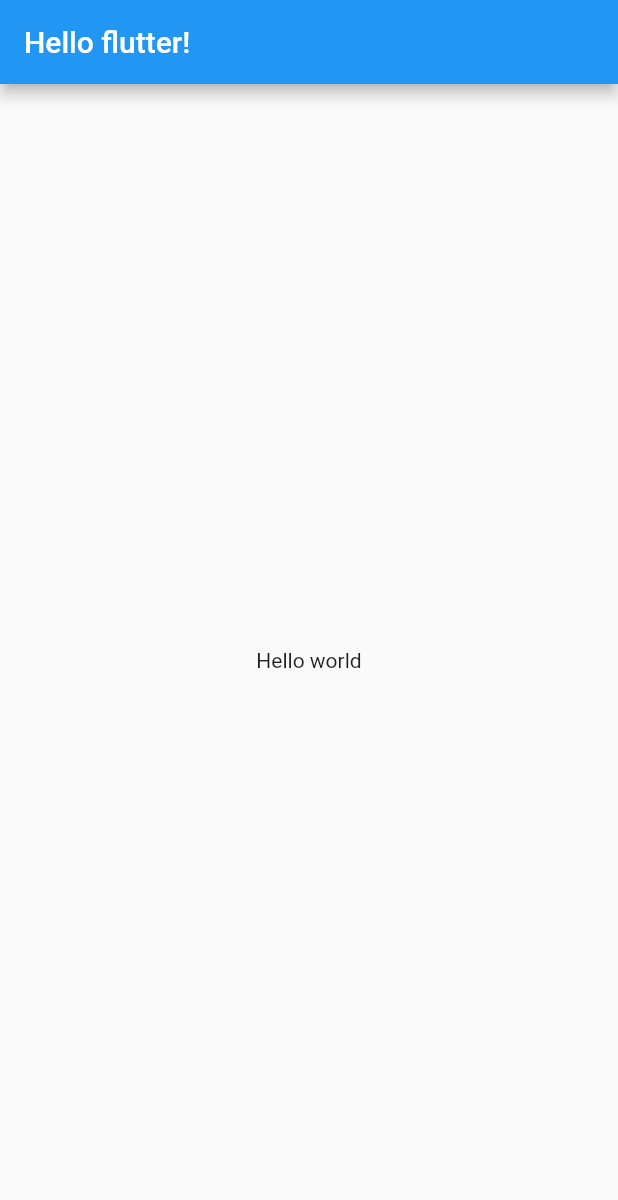
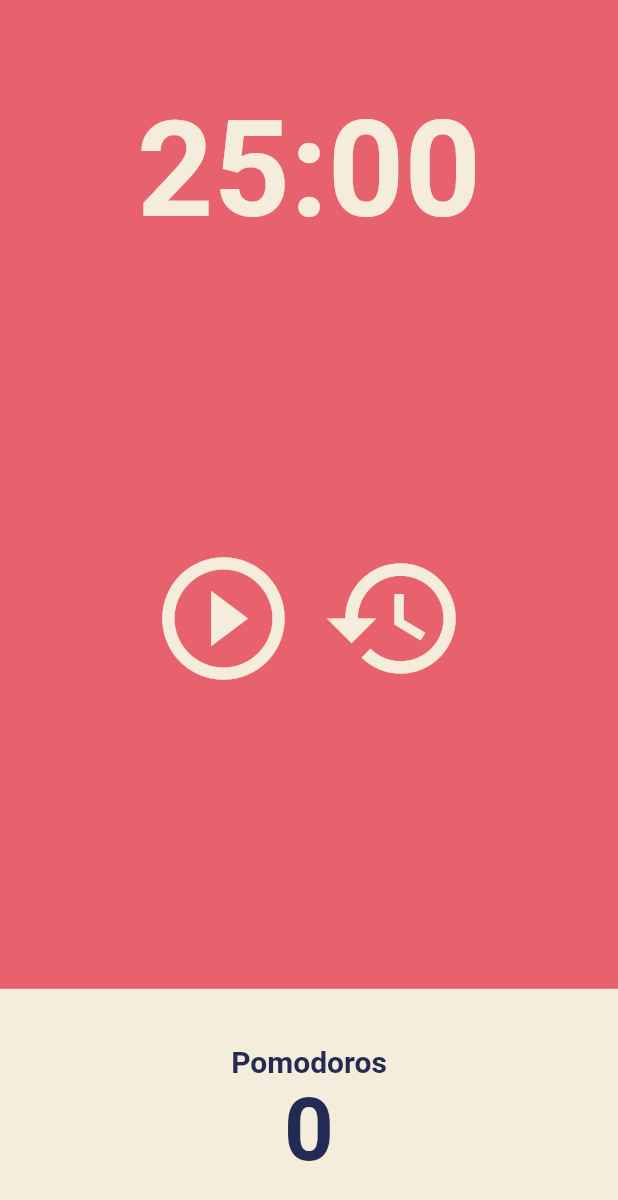
Before and after one commit to thsuekfk2/study-flutter-clone-webtoon, a Flutter app: the screen it shows after launch, on a phone screen of 412 x 824 dp. Shown: the top 1200 px of the screen. Run offline on Flutter 3.47's test engine with Material 2 defaults, Android fonts, the phone set to English and light mode, and no system bars.

Commit message:
feat : Pomodoros timer app

```diff
--- a/lib/main.dart
+++ b/lib/main.dart
@@ -1,21 +1,27 @@
 import 'package:flutter/material.dart';
+import 'package:test/screens/home_screen.dart';
 
 void main() {
-  runApp(App());
+  runApp(const App());
 }
 
 class App extends StatelessWidget {
+  const App({super.key});
+
   @override
   Widget build(BuildContext context) {
     return MaterialApp(
-      home: Scaffold(
-        appBar: AppBar(
-          title: Text("Hello flutter!"),
+        theme: ThemeData(
+          colorScheme: ColorScheme.fromSwatch(
+            backgroundColor: const Color(0xFFE7626C),
+          ),
+          textTheme: const TextTheme(
+            displayLarge: TextStyle(
+              color: Color(0xFF232B55),
+            ),
+          ),
+          cardColor: const Color(0xFFF4EDDB),
         ),
-        body: Center(
-          child: Text("Hello world"),
-        ),
-      ),
-    );
+        home: const HomeScreen());
   }
 }
--- /dev/null
+++ b/lib/screens/home_screen.dart
@@ -0,0 +1,149 @@
+import 'dart:async';
+import 'package:flutter/material.dart';
+
+class HomeScreen extends StatefulWidget {
+  const HomeScreen({super.key});
+
+  @override
+  State<HomeScreen> createState() => _HomeScreenState();
+}
+
+class _HomeScreenState extends State<HomeScreen> {
+  int totalSeconds = 1500;
+  int totalPomodoros = 0;
+  bool isRunning = false;
+
+  late Timer timer;
+
+  void onTick(Timer timer) {
+    if (totalSeconds == 0) {
+      setState(() {
+        totalPomodoros = totalPomodoros + 1;
+        isRunning = false;
+        totalSeconds = 1500;
+      });
+      timer.cancel();
+    } else {
+      setState(() {
+        totalSeconds = totalSeconds - 1;
+      });
+    }
+  }
+
+  void onStartPressed() {
+    timer = Timer.periodic(
+      const Duration(seconds: 1),
+      onTick,
+    );
+    setState(() {
+      isRunning = true;
+    });
+  }
+
+  void onPausePressed() {
+    timer.cancel();
+    setState(() {
+      isRunning = false;
+    });
+  }
+
+  void onResetPressed() {
+    setState(() {
+      isRunning = false;
+      totalSeconds = 1500;
+    });
+    timer.cancel();
+  }
+
+  String format(int seconds) {
+    var duration = Duration(seconds: seconds);
+    return duration.toString().split('.').first.substring(2, 7);
+  }
+
+  @override
+  Widget build(BuildContext context) {
+    return Scaffold(
+      backgroundColor: Theme.of(context).colorScheme.background,
+      body: Column(children: [
+        Flexible(
+            flex: 1,
+            child: Container(
+              alignment: Alignment.bottomCenter,
+              child: Text(
+                format(totalSeconds),
+                style: TextStyle(
+                  color: Theme.of(context).cardColor,
+                  fontSize: 89,
+                  fontWeight: FontWeight.w600,
+                ),
+              ),
+            )),
+        Flexible(
+          flex: 3,
+          child: Column(
+            mainAxisAlignment: MainAxisAlignment.center,
+            children: [
+              Row(
+                mainAxisAlignment: MainAxisAlignment.center,
+                children: [
+                  IconButton(
+                    iconSize: 98,
+                    color: Theme.of(context).cardColor,
+                    onPressed: isRunning ? onPausePressed : onStartPressed,
+                    icon: Icon(isRunning
+                        ? Icons.pause_circle_outline
+                        : Icons.play_circle_outline),
+                  ),
+                  IconButton(
+                    iconSize: 98,
+                    color: Theme.of(context).cardColor,
+                    onPressed: onResetPressed,
+                    icon: const Icon(Icons.restore),
+                  ),
+                ],
+              ),
+            ],
+          ),
+        ),
+        Flexible(
+            flex: 1,
+            child: Row(
+              children: [
+                Expanded(
+                  child: Container(
+                    decoration: BoxDecoration(
+                      color: Theme.of(context).cardColor,
+                    ),
+                    child: Column(
+                      mainAxisAlignment: MainAxisAlignment.center,
+                      children: [
+                        Text(
+                          "Pomodoros",
+                          style: TextStyle(
+                              fontSize: 20,
+                              fontWeight: FontWeight.w600,
+                              color: Theme.of(context)
+                                  .textTheme
+                                  .displayLarge!
+                                  .color),
+                        ),
+                        Text(
+                          '$totalPomodoros',
+                          style: TextStyle(
+                              fontSize: 58,
+                              fontWeight: FontWeight.w600,
+                              color: Theme.of(context)
+                                  .textTheme
+                                  .displayLarge!
+                                  .color),
+                        ),
+                      ],
+                    ),
+                  ),
+                ),
+              ],
+            ))
+      ]),
+    );
+  }
+}
```
